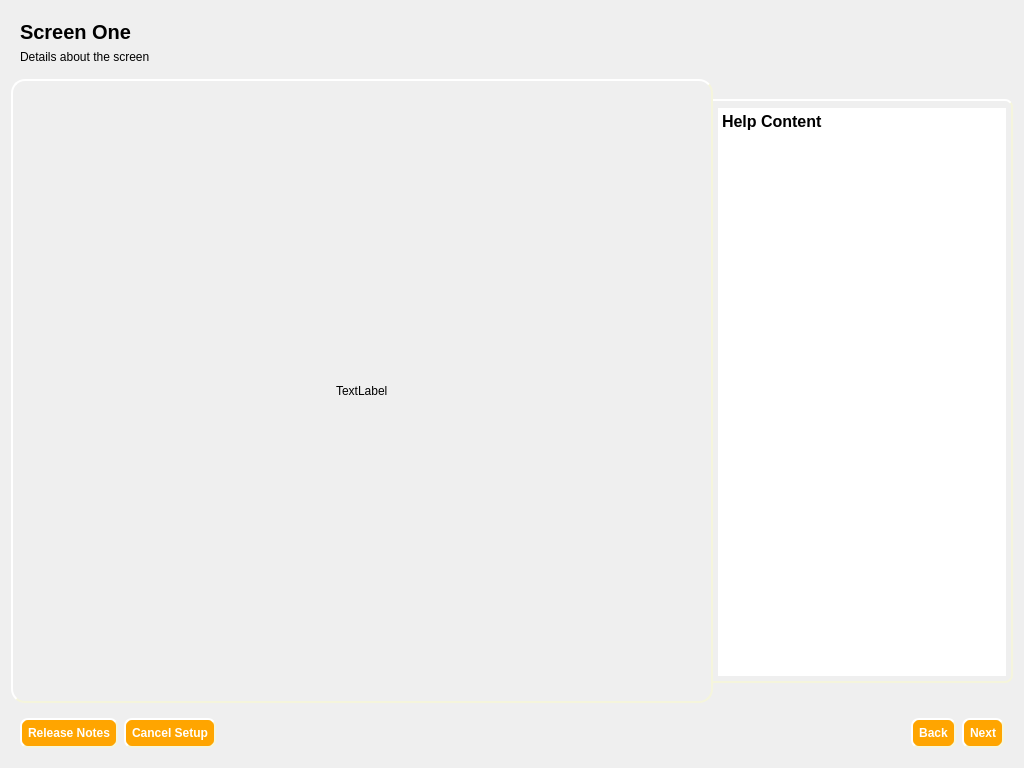
Old version of the form branches/yali4/main.ui in the repository pars-linux/uludag.
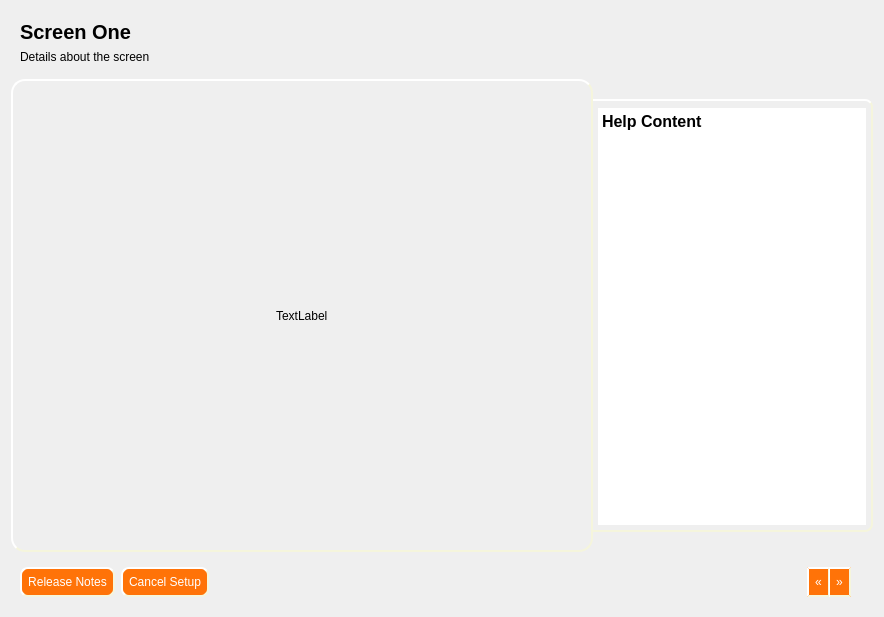
New version of the form. Icons and pictures are not drawn.

```diff
--- a/branches/yali4/main.ui
+++ b/branches/yali4/main.ui
@@ -5,8 +5,8 @@
    <rect>
     <x>0</x>
     <y>0</y>
-    <width>1024</width>
-    <height>768</height>
+    <width>884</width>
+    <height>617</height>
    </rect>
   </property>
   <property name="windowTitle" >
@@ -32,18 +32,18 @@
      border-bottom-right-radius:8px;
      border-color: beige;
      border-left:none;
-     background-image:url('pics/trans.png');
+     background-image:url('pics/helpBack.png');
      padding:5px;
      padding-top:7px;
 }
 
 QPushButton {
-     background-color: orange;
+     background-color: #FF7308;
      border-style: outset;
      border-width: 2px;
      border-radius: 8px;
      border-color: beige;
-     font: bold 12px;
+     font: 12px;
      min-width: 5em;
      padding:6px;
      color:#FFF;
@@ -52,18 +52,38 @@
 QPushButton:pressed {
      background-color: rgb(224, 0, 0);
      border-style: inset;
-} </string>
+} 
+
+#buttonNext {
+	 border-top-left-radius:none;
+     border-bottom-left-radius:none;
+	 border-left-width: 1px;
+	 min-width: 3em;
+}
+
+#buttonBack {
+	 border-top-right-radius:none;
+     border-bottom-right-radius:none;
+	 border-right-width: 1px;
+	 min-width: 3em;
+}</string>
   </property>
-  <layout class="QVBoxLayout" >
-   <item>
+  <layout class="QGridLayout" >
+   <item row="0" column="0" >
     <widget class="QFrame" name="frame_4" >
+     <property name="sizePolicy" >
+      <sizepolicy vsizetype="Preferred" hsizetype="Preferred" >
+       <horstretch>0</horstretch>
+       <verstretch>0</verstretch>
+      </sizepolicy>
+     </property>
      <property name="frameShape" >
       <enum>QFrame::NoFrame</enum>
      </property>
      <property name="frameShadow" >
       <enum>QFrame::Raised</enum>
      </property>
-     <layout class="QVBoxLayout" >
+     <layout class="QHBoxLayout" >
       <item>
        <layout class="QVBoxLayout" >
         <item>
@@ -88,10 +108,33 @@
         </item>
        </layout>
       </item>
+      <item>
+       <spacer>
+        <property name="orientation" >
+         <enum>Qt::Horizontal</enum>
+        </property>
+        <property name="sizeHint" >
+         <size>
+          <width>40</width>
+          <height>20</height>
+         </size>
+        </property>
+       </spacer>
+      </item>
+      <item>
+       <widget class="QLabel" name="label_4" >
+        <property name="pixmap" >
+         <pixmap>pics/logo.png</pixmap>
+        </property>
+        <property name="scaledContents" >
+         <bool>false</bool>
+        </property>
+       </widget>
+      </item>
      </layout>
     </widget>
    </item>
-   <item>
+   <item row="1" column="0" >
     <layout class="QVBoxLayout" >
      <item>
       <layout class="QHBoxLayout" >
@@ -194,7 +237,7 @@
          </property>
          <property name="maximumSize" >
           <size>
-           <width>300</width>
+           <width>280</width>
            <height>16777215</height>
           </size>
          </property>
@@ -285,6 +328,12 @@
         <enum>QFrame::Raised</enum>
        </property>
        <layout class="QHBoxLayout" >
+        <property name="leftMargin" >
+         <number>9</number>
+        </property>
+        <property name="rightMargin" >
+         <number>22</number>
+        </property>
         <item>
          <layout class="QHBoxLayout" >
           <item>
@@ -318,17 +367,20 @@
         </item>
         <item>
          <layout class="QHBoxLayout" >
+          <property name="spacing" >
+           <number>0</number>
+          </property>
           <item>
-           <widget class="QPushButton" name="pushButton" >
+           <widget class="QPushButton" name="buttonBack" >
             <property name="text" >
-             <string>Back</string>
+             <string>«</string>
             </property>
            </widget>
           </item>
           <item>
-           <widget class="QPushButton" name="pushButton_2" >
+           <widget class="QPushButton" name="buttonNext" >
             <property name="text" >
-             <string>Next</string>
+             <string>»</string>
             </property>
            </widget>
           </item>
```
